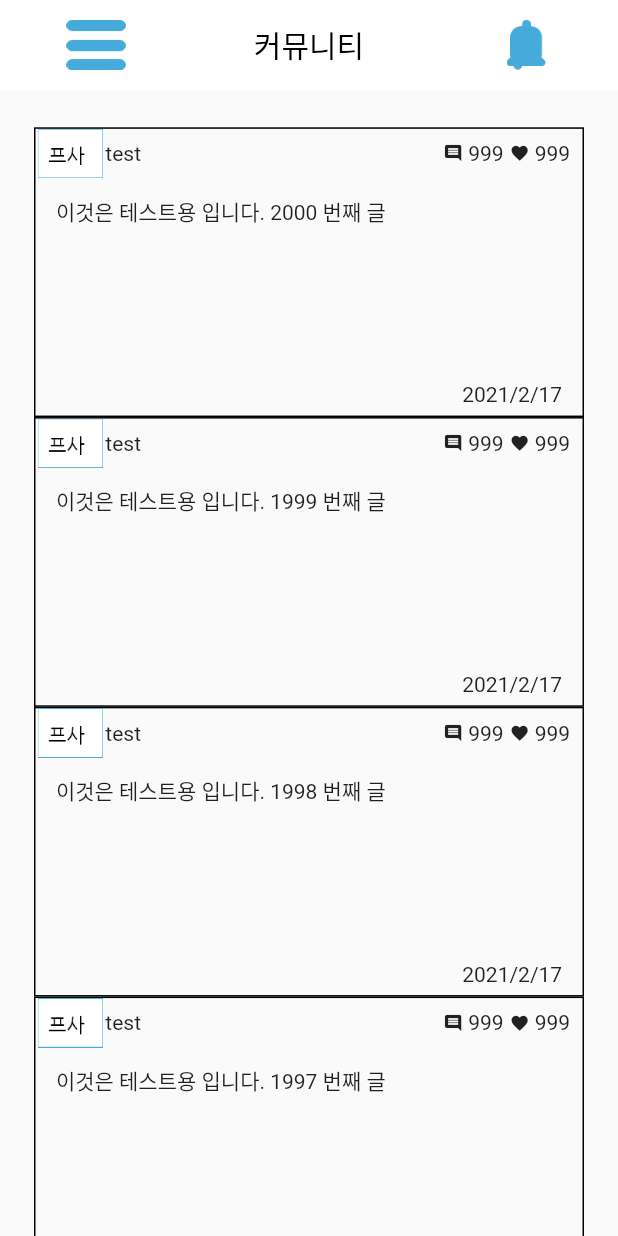
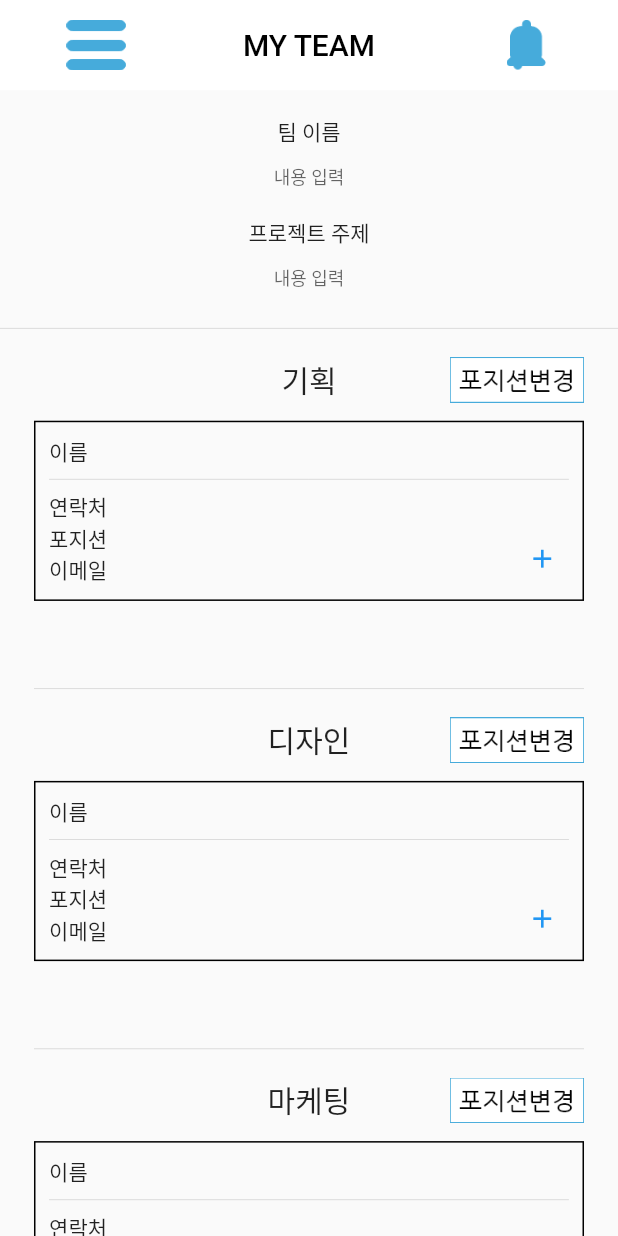
Before and after one commit to eruns001/networking, a Flutter app: the screen it shows after launch, item 4 of the bottom bar chosen, on a phone screen of 412 x 824 dp. Run offline on Flutter 3.47's test engine with Material 2 defaults, Android fonts, the phone set to English and light mode, and no system bars; our stand-ins replace cloud_firestore, firebase_auth, firebase_storage, flutter_signin_button, google_sign_in, image_picker; accounts and stored records are empty.

Commit message:
팀 설정 페이지 생성

```diff
--- a/lib/main.dart
+++ b/lib/main.dart
@@ -2,11 +2,11 @@ import 'dart:developer';
 
 import 'package:flutter/cupertino.dart';
 import 'package:flutter/material.dart';
+import 'package:networking/page/LogInPage.dart';
 import 'package:networking/page/UploadQuestionPage.dart';
-import 'package:networking/page/LogInPage.dart';
 
-import 'page/CommunityPage.dart';
 import 'page/LoginLayoutPage.dart';
+import 'page/TeamConfigPage.dart';
 
 //전역변수
 //searchTextEditingController
@@ -14,7 +14,7 @@ TextEditingController searchTextEditingController = TextEditingController();
 int aa = 0;
 
 void main() {
-  if(aa == 0){
+  if (aa == 0) {
     log("build test");
     aa++;
   }
@@ -271,7 +271,7 @@ class _MyHomePageState extends State<MyHomePage> {
               iconSize: 50,
               color: const Color(0xff46abdb),
               icon: new Image.asset('images/search_btn_home.png'),
-              onPressed: (){
+              onPressed: () {
                 _currentIndex = 0;
                 setState(() {});
               },
@@ -306,12 +306,24 @@ class _MyHomePageState extends State<MyHomePage> {
               iconSize: 50,
               icon: new Image.asset('images/search_btn_mypage.png'),
               onPressed: () {
+                /*
                 /// 커뮤니티 페이지 테스트용으로 추가
                 Navigator.push(
                   context,
                   MaterialPageRoute(
                     builder: (BuildContext context) {
                       return CommunityPage();
+                    },
+                  ),
+                );
+                 */
+
+                /// 팀 설정 페이지 테스트용으로 추가
+                Navigator.push(
+                  context,
+                  MaterialPageRoute(
+                    builder: (BuildContext context) {
+                      return TeamConfigPage();
                     },
                   ),
                 );
--- a/lib/page/CommunityPage.dart
+++ b/lib/page/CommunityPage.dart
@@ -1,7 +1,5 @@
 import 'package:flutter/cupertino.dart';
 import 'package:flutter/material.dart';
-
-/// 당겨서 데이터 더 가져오기 기능 구현해야함.
 
 class CommunityPage extends StatefulWidget {
   const CommunityPage({
--- /dev/null
+++ b/lib/page/TeamConfigPage.dart
@@ -0,0 +1,544 @@
+import 'package:flutter/cupertino.dart';
+import 'package:flutter/material.dart';
+
+class TeamConfigPage extends StatefulWidget {
+  const TeamConfigPage({Key key}) : super(key: key);
+
+  @override
+  _TeamConfigPageState createState() => _TeamConfigPageState();
+}
+
+class _TeamConfigPageState extends State<TeamConfigPage> {
+  Team _team = new Team();
+
+  TextEditingController _teamNameController = new TextEditingController();
+  TextEditingController _subjectController = new TextEditingController();
+
+  int _planningMemberNum = 1;
+  int _designMemberNum = 1;
+  int _marketingMemberNum = 1;
+  int _developmentMemberNum = 1;
+
+  /// 페이지 내용 빌드 메서드
+  Widget _buildPage(double _deviceHeight, double _deviceWidth) {
+    return Container(
+      child: ListView(
+        children: <Widget>[
+          Container(
+            /// 팀 이름
+            margin: EdgeInsets.fromLTRB(0, _deviceHeight * 0.021, 0, 0),
+            alignment: Alignment.center,
+            child: Text('팀 이름'),
+          ),
+          TeamConfigTextField(
+            /// 팀 이름 입력 공간
+            deviceHeight: _deviceHeight,
+            deviceWidth: _deviceWidth,
+            controller: _teamNameController,
+            onSubmitted: (String string) {
+              _team.teamName = string;
+            },
+          ),
+          Container(
+            /// 프로젝트 주제
+            margin: EdgeInsets.fromLTRB(0, _deviceHeight * 0.011, 0, 0),
+            alignment: Alignment.center,
+            child: Text('프로젝트 주제'),
+          ),
+          TeamConfigTextField(
+            /// 프로젝트 주제 입력 공간
+            deviceHeight: _deviceHeight,
+            deviceWidth: _deviceWidth,
+            controller: _subjectController,
+            onSubmitted: (String string) {
+              _team.subject = string;
+            },
+          ),
+          Container(
+            /// 분할선
+            margin: EdgeInsets.fromLTRB(0, _deviceHeight * 0.01, 0, 0),
+            child: Divider(),
+          ),
+          TeamConfigTemplate(
+            /// 기획
+            deviceHeight: _deviceHeight,
+            deviceWidth: _deviceWidth,
+            title: '기획',
+            memberNum: _planningMemberNum,
+            memberList: _team.planning,
+            editMember: () {},
+            addMember: () {
+              _team.planning.add(
+                Member(
+                  name: 'test',
+                  phoneNum: '000-0000-0000',
+                  position: 'null',
+                  email: 'test@naver.com',
+                ),
+              );
+
+              setState(() {
+                _planningMemberNum += 1;
+              });
+            },
+          ),
+          Container(
+            margin: EdgeInsets.fromLTRB(
+              _deviceWidth * 0.055,
+              _deviceHeight * 0.037,
+              _deviceWidth * 0.055,
+              0,
+            ),
+            child: Divider(),
+          ),
+          TeamConfigTemplate(
+            /// 디자인
+            deviceHeight: _deviceHeight,
+            deviceWidth: _deviceWidth,
+            title: '디자인',
+            memberNum: _designMemberNum,
+            memberList: _team.design,
+            editMember: () {},
+            addMember: () {
+              _team.design.add(
+                Member(
+                  name: 'test',
+                  phoneNum: '000-0000-0000',
+                  position: 'null',
+                  email: 'test@naver.com',
+                ),
+              );
+
+              setState(() {
+                _designMemberNum += 1;
+              });
+            },
+          ),
+          Container(
+            margin: EdgeInsets.fromLTRB(
+              _deviceWidth * 0.055,
+              _deviceHeight * 0.037,
+              _deviceWidth * 0.055,
+              0,
+            ),
+            child: Divider(),
+          ),
+          TeamConfigTemplate(
+            /// 마케팅
+            deviceHeight: _deviceHeight,
+            deviceWidth: _deviceWidth,
+            title: '마케팅',
+            memberNum: _marketingMemberNum,
+            memberList: _team.marketing,
+            editMember: () {},
+            addMember: () {
+              _team.marketing.add(
+                Member(
+                  name: 'test',
+                  phoneNum: '000-0000-0000',
+                  position: 'null',
+                  email: 'test@naver.com',
+                ),
+              );
+
+              setState(() {
+                _marketingMemberNum += 1;
+              });
+            },
+          ),
+          Container(
+            margin: EdgeInsets.fromLTRB(
+              _deviceWidth * 0.055,
+              _deviceHeight * 0.037,
+              _deviceWidth * 0.055,
+              0,
+            ),
+            child: Divider(),
+          ),
+          TeamConfigTemplate(
+            /// 개발
+            deviceHeight: _deviceHeight,
+            deviceWidth: _deviceWidth,
+            title: '개발',
+            memberNum: _developmentMemberNum,
+            memberList: _team.development,
+            editMember: () {},
+            addMember: () {
+              _team.development.add(
+                Member(
+                  name: 'test',
+                  phoneNum: '000-0000-0000',
+                  position: 'null',
+                  email: 'test@naver.com',
+                ),
+              );
+
+              setState(() {
+                _developmentMemberNum += 1;
+              });
+            },
+          ),
+          Container(
+            margin: EdgeInsets.fromLTRB(
+              _deviceWidth * 0.3925,
+              _deviceHeight * 0.037,
+              _deviceWidth * 0.3925,
+              _deviceHeight * 0.055,
+            ),
+            height: _deviceHeight * 0.03,
+            width: _deviceWidth * 0.217,
+            child: FlatButton(
+              padding: EdgeInsets.zero,
+              child: Text('저장'),
+              onPressed: () {},
+            ),
+          ),
+        ],
+      ),
+    );
+  }
+
+  /// 앱바 빌드 메서드
+  Widget _buildTitle(double _deviceHeight, double _deviceWidth) {
+    return Row(
+      children: <Widget>[
+        Container(
+          margin: EdgeInsets.fromLTRB(_deviceWidth * 0.105, 0, 0, 0),
+          height: _deviceHeight * 0.041,
+          width: _deviceWidth * 0.101,
+          child: CupertinoButton(
+            padding: EdgeInsets.zero,
+            child: Image.asset('images/community_btn_menu.png'),
+            onPressed: () {},
+          ),
+        ),
+        Expanded(
+          child: Container(
+            alignment: Alignment.center,
+            child: Text(
+              'MY TEAM',
+              style: TextStyle(
+                color: Colors.black,
+              ),
+            ),
+          ),
+        ),
+        Container(
+          margin: EdgeInsets.fromLTRB(
+              _deviceWidth * 0.02, 0, _deviceWidth * 0.111, 0),
+          height: _deviceHeight * 0.041,
+          width: _deviceWidth * 0.075,
+          child: CupertinoButton(
+            padding: EdgeInsets.zero,
+            child: Image.asset('images/community_btn_alarm.png'),
+            onPressed: () {},
+          ),
+        ),
+      ],
+    );
+  }
+
+  @override
+  Widget build(BuildContext context) {
+    final _deviceHeight = MediaQuery.of(context).size.height;
+    final _deviceWidth = MediaQuery.of(context).size.width;
+
+    return Scaffold(
+      appBar: AppBar(
+        backgroundColor: Colors.white,
+        brightness: Brightness.light,
+        elevation: 0.0,
+        leading: null,
+        automaticallyImplyLeading: false,
+        toolbarHeight: _deviceHeight * 0.073,
+        centerTitle: true,
+        titleSpacing: 0,
+        title: _buildTitle(_deviceHeight, _deviceWidth),
+      ),
+      body: _buildPage(_deviceHeight, _deviceWidth),
+    );
+  }
+}
+
+/// 팀 이름 및 프로젝트 주제를 입력받을 텍스트 필드
+class TeamConfigTextField extends StatelessWidget {
+  const TeamConfigTextField({
+    Key key,
+    @required TextEditingController controller,
+    @required double deviceHeight,
+    @required double deviceWidth,
+    @required Function onSubmitted,
+  })  : _controller = controller,
+        _deviceHeight = deviceHeight,
+        _deviceWidth = deviceWidth,
+        _onSubmitted = onSubmitted,
+        super(key: key);
+
+  final TextEditingController _controller;
+  final double _deviceHeight;
+  final double _deviceWidth;
+  final Function _onSubmitted;
+
+  @override
+  Widget build(BuildContext context) {
+    return Container(
+      margin: EdgeInsets.fromLTRB(
+        _deviceWidth * 0.36,
+        _deviceHeight * 0.02,
+        _deviceWidth * 0.36,
+        0,
+      ),
+      alignment: Alignment.center,
+      height: _deviceHeight * 0.025,
+      child: TextField(
+        controller: _controller,
+        style: TextStyle(
+          fontSize: 12,
+        ),
+        textAlign: TextAlign.center,
+        decoration: InputDecoration(
+          border: InputBorder.none,
+          hintText: '내용 입력',
+          hintStyle: TextStyle(
+            fontSize: 12,
+          ),
+        ),
+        onSubmitted: _onSubmitted,
+      ),
+    );
+  }
+}
+
+class TeamConfigTemplate extends StatelessWidget {
+  const TeamConfigTemplate({
+    Key key,
+    @required double deviceHeight,
+    @required double deviceWidth,
+    @required int memberNum,
+    @required List<Member> memberList,
+    @required String title,
+    @required Function addMember,
+    @required Function editMember,
+  })  : _deviceHeight = deviceHeight,
+        _deviceWidth = deviceWidth,
+        _memberNum = memberNum,
+        _memberList = memberList,
+        _title = title,
+        _addMember = addMember,
+        _editMember = editMember,
+        super(key: key);
+
+  final double _deviceHeight;
+  final double _deviceWidth;
+  final int _memberNum;
+  final List<Member> _memberList;
+  final String _title;
+  final Function _addMember;
+  final Function _editMember;
+
+  @override
+  Widget build(BuildContext context) {
+    return Container(
+      margin: EdgeInsets.fromLTRB(
+        _deviceWidth * 0.055,
+        0,
+        _deviceWidth * 0.055,
+        0,
+      ),
+      height: _deviceHeight * 0.055 + _memberNum * _deviceHeight * 0.18,
+      child: ListView.builder(
+        physics: NeverScrollableScrollPhysics(),
+        itemCount: _memberNum + 1,
+        itemBuilder: (BuildContext context, int index) {
+          if (index == 0) {
+            return Container(
+              margin: EdgeInsets.fromLTRB(0, _deviceHeight * 0.012, 0, 0),
+              child: Row(
+                children: <Widget>[
+                  Container(
+                    /// 중간 맞추기용
+                    height: _deviceHeight * 0.019,
+                    width: _deviceWidth * 0.217,
+                  ),
+                  Expanded(
+                    /// 제목
+                    child: Container(
+                      alignment: Alignment.center,
+                      child: Text(
+                        _title,
+                        style: TextStyle(
+                          fontSize: 20,
+                        ),
+                      ),
+                    ),
+                  ),
+                  Container(
+                    /// 포지션 변경 버튼
+                    height: _deviceHeight * 0.04,
+                    width: _deviceWidth * 0.217,
+                    child: CupertinoButton(
+                      padding: EdgeInsets.zero,
+                      child: Image.asset(
+                          'images/teamConfig_btn_changePosition.png'),
+                      onPressed: () {},
+                    ),
+                  ),
+                ],
+              ),
+            );
+          } else {
+            // 정보가 입력되었는지 판단할 변수
+            return Container(
+              /// 멤버의 정보가 표시될 공간
+              margin: EdgeInsets.fromLTRB(0, _deviceHeight * 0.013, 0, 0),
+              decoration: BoxDecoration(
+                border: Border.all(),
+              ),
+              child: Stack(
+                children: <Widget>[
+                  Container(
+                    padding: EdgeInsets.all(_deviceHeight * 0.011),
+                    child: Column(
+                      children: <Widget>[
+                        Row(
+                          /// 이름
+                          children: <Widget>[
+                            Container(
+                              width: _deviceWidth * 0.2,
+                              child: Text('이름'),
+                            ),
+                            Container(
+                              margin:
+                                  EdgeInsets.only(left: _deviceWidth * 0.05),
+                              child: (_memberNum > index)
+                                  ? Text(_memberList.elementAt(index - 1).name)
+                                  : null,
+                            ),
+                          ],
+                        ),
+                        Divider(),
+                        Row(
+                          /// 연락처
+                          children: <Widget>[
+                            Container(
+                              width: _deviceWidth * 0.2,
+                              child: Text('연락처'),
+                            ),
+                            Container(
+                              margin:
+                                  EdgeInsets.only(left: _deviceWidth * 0.05),
+                              child: (_memberNum > index)
+                                  ? Text(
+                                      _memberList.elementAt(index - 1).phoneNum)
+                                  : null,
+                            ),
+                          ],
+                        ),
+                        Row(
+                          /// 포지션
+                          children: <Widget>[
+                            Container(
+                              width: _deviceWidth * 0.2,
+                              child: Text('포지션'),
+                            ),
+                            Container(
+                              margin:
+                                  EdgeInsets.only(left: _deviceWidth * 0.05),
+                              child: (_memberNum > index)
+                                  ? Text(
+                                      _memberList.elementAt(index - 1).position)
+                                  : null,
+                            ),
+                          ],
+                        ),
+                        Row(
+                          /// 이메일
+                          children: <Widget>[
+                            Container(
+                              width: _deviceWidth * 0.2,
+                              child: Text('이메일'),
+                            ),
+                            Container(
+                              margin:
+                                  EdgeInsets.only(left: _deviceWidth * 0.05),
+                              child: (_memberNum > index)
+                                  ? Text(_memberList.elementAt(index - 1).email)
+                                  : null,
+                            ),
+                          ],
+                        ),
+                      ],
+                    ),
+                  ),
+                  Positioned(
+                    /// 멤버 추가 / 수정 버튼
+                    bottom: _deviceHeight * 0.02,
+                    right: _deviceHeight * 0.02,
+                    child: Container(
+                      height: _deviceWidth * 0.05,
+                      width: _deviceWidth * 0.05,
+                      child: (_memberNum > index)
+                          ? CupertinoButton(
+                              padding: EdgeInsets.zero,
+                              child: Icon(Icons.edit),
+                              onPressed: _editMember,
+                            )
+                          : CupertinoButton(
+                              padding: EdgeInsets.zero,
+                              child: Icon(Icons.add),
+                              onPressed: _addMember,
+                            ),
+                    ),
+                  ),
+                ],
+              ),
+            );
+          }
+        },
+      ),
+    );
+  }
+}
+
+/// 팀의 정보를 담을 클래스
+class Team {
+  /// 팀 이름
+  String teamName;
+
+  /// 주제
+  String subject;
+
+  /// 기획
+  List<Member> planning = new List<Member>();
+
+  /// 디자인
+  List<Member> design = new List<Member>();
+
+  /// 마케팅
+  List<Member> marketing = new List<Member>();
+
+  /// 개발
+  List<Member> development = new List<Member>();
+}
+
+/// 팀에 들어갈 멤버들을 저장할 클래스
+class Member {
+  /// 멤버 이름
+  String name;
+
+  /// 멤버 연락처
+  String phoneNum;
+
+  /// 멤버 포지션
+  String position;
+
+  /// 멤버 이메일
+  String email;
+
+  Member({
+    @required this.name,
+    @required this.phoneNum,
+    @required this.position,
+    @required this.email,
+  });
+}
```
Also changed, not shown: images/teamConfig_btn_alarm.png (added), images/teamConfig_btn_changePosition.png (added), images/teamConfig_btn_menu.png (added). Lines whose indentation alone changed are shown as unchanged.
